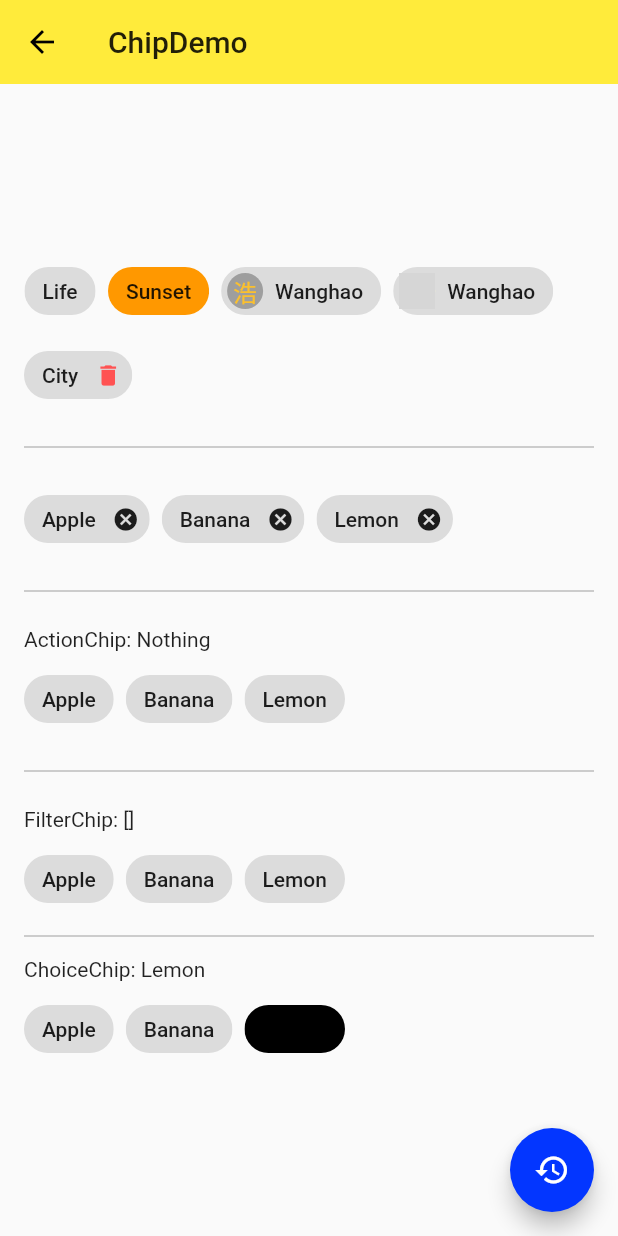
After one commit to yefengming/yefengming_flutter, a Flutter app: the screen it shows after launch, after a tap on "Chip", on a phone screen of 412 x 824 dp. The commit adds this screen. Run offline on Flutter 3.47's test engine with Material 2 defaults, Android fonts, the phone set to English and light mode, and no system bars; network calls fail; grey boxes are pictures that could not be loaded.

Commit message:
小碎片，表格

```diff
--- /dev/null
+++ b/lib/demo/chip_demo.dart
@@ -0,0 +1,227 @@
+import 'package:flutter/material.dart';
+
+class ChipDemo extends StatefulWidget {
+  @override
+  _ChipDemoState createState() => _ChipDemoState();
+}
+
+class _ChipDemoState extends State<ChipDemo> {
+  List<String> _tags = [
+    'Apple',
+    'Banana',
+    'Lemon',
+  ];
+
+  String _action = 'Nothing';
+
+  List<String> _selected = [];
+
+  String _choice = 'Lemon';
+
+  @override
+  Widget build(BuildContext context) {
+    return Scaffold(
+      appBar: AppBar(
+        title: Text('ChipDemo'),
+        elevation: 0.0,
+      ),
+      body: Container(
+        padding: EdgeInsets.all(16.0),
+        child: Column(
+          mainAxisAlignment: MainAxisAlignment.center,
+          children: <Widget>[
+
+            //超出一行自动换行
+//            Row(
+//              mainAxisAlignment: MainAxisAlignment.center,
+//              children: <Widget>[
+//                Chip( //小碎片
+//                  label: Text('Life'),
+//                ),
+//                SizedBox(width: 8.0,),
+//                Chip(
+//                  label: Text('Sunset'),
+//                  backgroundColor: Colors.orange,
+//                ),
+//                SizedBox(width: 8.0,),
+//                Chip(
+//                  label: Text('Wanghao'),
+//                  avatar: CircleAvatar(
+//                    backgroundColor: Colors.grey,
+//                    child: Text('浩'),
+//                  ),
+//                ),
+//                SizedBox(width: 8.0,),
+//                Chip(
+//                  label: Text('Wanghao'),
+//                  avatar: CircleAvatar(
+//                    backgroundImage: NetworkImage(
+//                      'http://pic39.nipic.com/20140320/12795880_110914420143_2.jpg',
+//                    ),
+//                    child: Text('浩'),
+//                  ),
+//                ),
+//              ],
+//            ),
+
+            //超出一行自动换行
+            Wrap(
+              spacing: 8.0, //列间隔
+              runSpacing: 8.0, //行间隔
+              children: <Widget>[
+                //一、普通碎片
+                Chip( //小碎片
+                  label: Text('Life'),
+                ),
+                Chip(
+                  label: Text('Sunset'),
+                  backgroundColor: Colors.orange,
+                ),
+                Chip(
+                  label: Text('Wanghao'),
+                  avatar: CircleAvatar(
+                    backgroundColor: Colors.grey,
+                    child: Text('浩'),
+                  ),
+                ),
+                Chip(
+                  label: Text('Wanghao'),
+                  avatar: CircleAvatar(
+                    backgroundImage: NetworkImage(
+                      'http://pic39.nipic.com/20140320/12795880_110914420143_2.jpg',
+                    ),
+                    child: Text('浩'),
+                  ),
+                ),
+                Chip( //带删除功能的小碎片
+                  label: Text('City'),
+                  onDeleted: () {},
+                  deleteIcon: Icon(Icons.delete), //删除图标
+                  deleteIconColor: Colors.redAccent, //删除图标的颜色
+                  deleteButtonTooltipMessage: 'Remove this tag', //长按删除按钮显示的文字
+                ),
+
+                //二、删除碎片
+                Divider( //分隔符
+                  color: Colors.grey,
+                  height: 32.0, //分隔符高度
+//                  indent: 32.0, //左边缩进
+                ),
+                Wrap( //加载一组小碎片
+                  spacing: 8.0,
+                  children: _tags.map((tag){
+                    return Chip(
+                      label: Text(tag),
+                      onDeleted: () {
+                        setState(() {
+                          _tags.remove(tag);
+                        });
+                      },
+                    );
+                  }).toList(),
+                ),
+
+                //三、动作碎片
+                Divider( //分隔符
+                  color: Colors.grey,
+                  height: 32.0, //分隔符高度
+//                  indent: 32.0, //左边缩进
+                ),
+                Container(
+                  width: double.infinity,
+                  child: Text('ActionChip: $_action'),
+                ),
+                Wrap( //加载一组小碎片
+                  spacing: 8.0,
+                  children: _tags.map((tag){
+                    return ActionChip( //动作碎片,可以带个动作
+                      label: Text(tag),
+                      onPressed: () {
+                        setState(() {
+                          _action = tag;
+                        });
+                      },
+                    );
+                  }).toList(),
+                ),
+
+                //四、过滤碎片,可以选中或者取消
+                Divider( //分隔符
+                  color: Colors.grey,
+                  height: 32.0, //分隔符高度
+//                  indent: 32.0, //左边缩进
+                ),
+                Container(
+                  width: double.infinity,
+                  child: Text('FilterChip: ${_selected..toString()}'), //列表数据转为字符串
+                ),
+                Wrap( //加载一组小碎片
+                  spacing: 8.0,
+                  children: _tags.map((tag){
+                    return FilterChip( //动作碎片,可以带个动作
+                      label: Text(tag),
+                      selected: _selected.contains(tag),
+                      onSelected: (value) {
+                        setState(() {
+                          if (_selected.contains(tag)) {
+                            _selected.remove(tag);
+                          } else {
+                            _selected.add(tag);
+                          }
+                        });
+                      },
+                    );
+                  }).toList(),
+                ),
+
+                //五、选中碎片,类似单选按钮
+                Divider( //分隔符
+                  color: Colors.grey,
+                  height: 12.0, //分隔符高度
+//                  indent: 32.0, //左边缩进
+                ),
+                Container(
+                  width: double.infinity,
+                  child: Text('ChoiceChip: $_choice'), //列表数据转为字符串
+                ),
+                Wrap( //加载一组小碎片
+                  spacing: 8.0,
+                  children: _tags.map((tag){
+                    return ChoiceChip( //动作碎片,可以带个动作
+                      label: Text(tag),
+                      selectedColor: Colors.black,
+                      selected: _choice == tag,
+                      onSelected: (value) {
+                        setState(() {
+                          _choice = tag;
+                        });
+                      },
+                    );
+                  }).toList(),
+                ),
+              ],
+            ),
+
+          ],
+        ),
+      ),
+
+      floatingActionButton: FloatingActionButton( //重置
+        child: Icon(Icons.restore),
+        onPressed: () {
+          setState(() {
+            _tags = [
+              'Apple',
+              'Banana',
+              'Lemon',
+            ];
+          });
+
+          _selected = [];
+
+          _choice = 'Lemon';
+        },
+      ),
+    );
+  }
+}
--- a/lib/demo/meterial_components.dart
+++ b/lib/demo/meterial_components.dart
@@ -13,6 +13,11 @@ import './alert_dialog_demo.dart';
 import './bottom_sheet_demo.dart';
 import './snack_bar_demo.dart';
 import './expansion_panel_demo.dart';
+import './chip_demo.dart';
+import './data_table_demo.dart';
+import './paginated_data_table_demo.dart';
+import './card_demo.dart';
+import './stepper_demo.dart';
 
 class MeterialComponents extends StatelessWidget {
   @override
@@ -24,6 +29,26 @@ class MeterialComponents extends StatelessWidget {
       ),
       body: ListView(
         children: <Widget>[
+          ListItem(
+            title: 'StepperDemo',
+            page: StepperDemo(), // 步骤
+          ),
+          ListItem(
+            title: 'CardDemo',
+            page: CardDemo(), //卡片
+          ),
+          ListItem(
+            title: 'PaginatedDataTable',
+            page: PaginatedDataTableDemo(), //分页显示表格数据
+          ),
+          ListItem(
+            title: 'DataTable',
+            page: DataTableDemo(), //表格
+          ),
+          ListItem(
+            title: 'Chip',
+            page: ChipDemo(), //小碎片
+          ),
           ListItem(
             title: 'ExpansionPanel',
             page: ExpansionPanelDemo(), //收缩面板
--- a/pubspec.yaml
+++ b/pubspec.yaml
@@ -19,7 +19,7 @@ environment:
 dependencies:
   flutter:
     sdk: flutter
-  intl: 0.15.7  #安装第三方包，flutter packages get
+  intl: 0.15.8  #安装第三方包，flutter packages get
 
   # The following adds the Cupertino Icons font to your application.
   # Use with the CupertinoIcons class for iOS style icons.
```
Also changed, not shown: lib/demo/card_demo.dart (added, +74 -0 lines), lib/demo/data_table_demo.dart (added, +106 -0 lines), lib/demo/paginated_data_table_demo.dart (added, +102 -0 lines), lib/demo/stepper_demo.dart (added, +71 -0 lines), lib/model/post.dart (+6 -4 lines), pubspec.lock.
